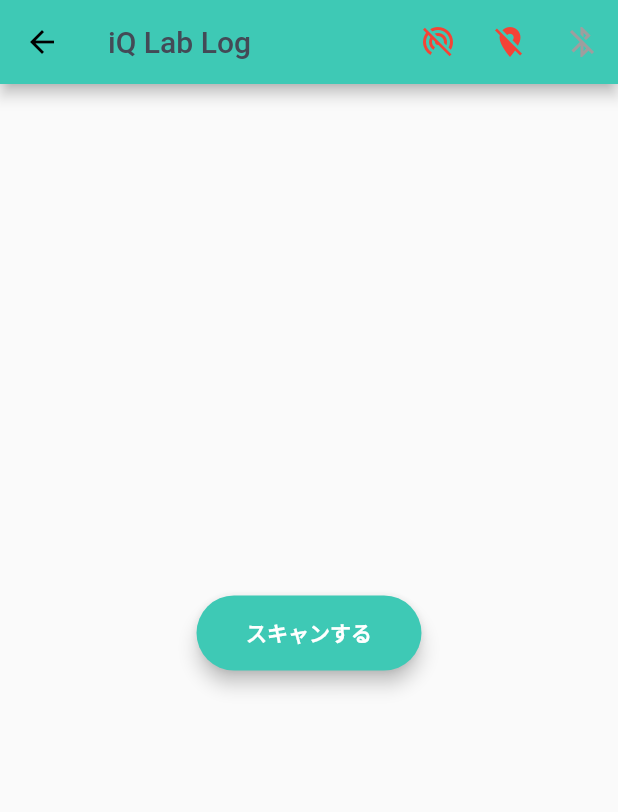
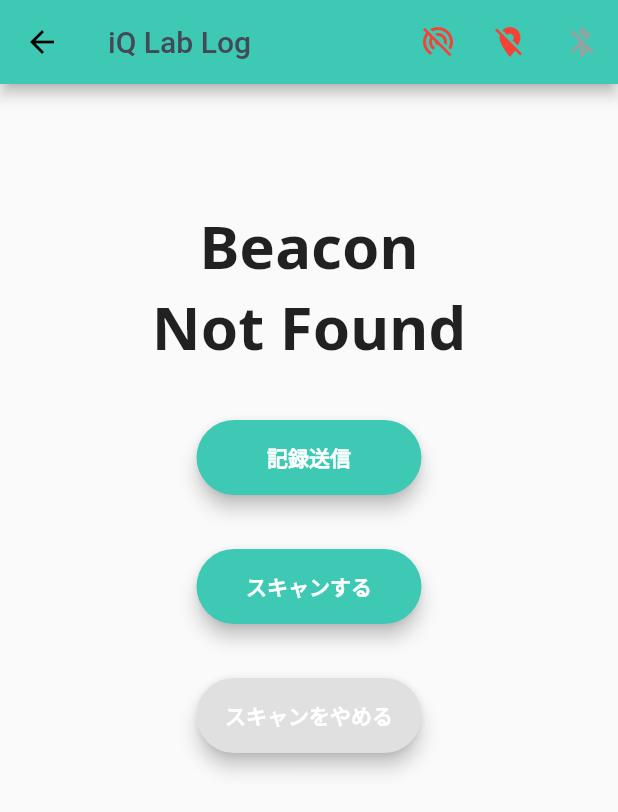
Before and after one commit to sssht03/iQLabLog, a Flutter app: the BeaconView screen opened by its route, on a phone screen of 412 x 824 dp. Shown: the top 812 px of the screen. Run offline on Flutter 3.47's test engine with Material 2 defaults, Android fonts, the phone set to English and light mode, and no system bars; our stand-ins replace flushbar, flutter_local_notifications, get_it, google_fonts, shared_preferences, stacked and 1 more; missing offline and left inert: flutter_beacon, location_permissions; accounts and stored records are empty.

Commit message:
modify send method

```diff
--- a/lib/service/sheet.dart
+++ b/lib/service/sheet.dart
@@ -1,11 +1,16 @@
 import 'dart:convert' as convert;
 
+import 'package:flutter/material.dart';
 import 'package:http/http.dart' as http;
 
 import '../model/logdata.dart';
+import '../service_locator.dart';
+import 'flushbar.dart';
 
 /// SheetService
 class SheetService {
+  final _flushbar = servicesLocator<FlushBarService>();
+
   /// API URL
   static const String url =
       "https://script.google.com/macros/s/AKfycbzJ6EYxFsd8m41KTrOw9QMUmPZCGn3ZiRLJwbu-s5u6TJIaJyjaI8DO/exec";
@@ -16,16 +21,17 @@ class SheetService {
   /// submitDataToSheet
   void submitDataToSheet(
       LogData logdata, void Function(String) callback) async {
-    print('subimitDataToSheet');
     try {
       await http.post(url, body: logdata.toJson()).then((response) async {
         if (response.statusCode == 302) {
           var url = response.headers['location'];
           await http.get(url).then((response) {
             callback(convert.jsonDecode(response.body)['status']);
+            _flushbar.showFlushbar('データを記録しました', Colors.blueAccent);
           });
         } else {
           callback(convert.jsonDecode(response.body)['status']);
+          _flushbar.showFlushbar('送信に失敗しました。もう一度試してください。', Colors.redAccent);
         }
       });
     } on Exception catch (e) {
--- a/lib/service_locator.dart
+++ b/lib/service_locator.dart
@@ -1,4 +1,5 @@
 import 'package:get_it/get_it.dart';
+import 'package:iQLabLog/service/flushbar.dart';
 
 import 'service/dialog.dart';
 import 'service/local_notification.dart';
@@ -6,6 +7,7 @@ import 'service/local_storage.dart';
 import 'service/location_permission.dart';
 import 'service/navigation.dart';
 import 'service/sheet.dart';
+import 'service/size.dart';
 
 /// servicesLocator
 GetIt servicesLocator = GetIt.instance;
@@ -21,4 +23,6 @@ void setupServiceLocator() {
   servicesLocator.registerLazySingleton(() => DialogService());
   servicesLocator.registerLazySingleton(() => SheetService());
   servicesLocator.registerLazySingleton(() => LocalStorageService());
+  servicesLocator.registerLazySingleton(() => SizeService());
+  servicesLocator.registerLazySingleton(() => FlushBarService());
 }
--- a/lib/ui/beacon/beacon_view.dart
+++ b/lib/ui/beacon/beacon_view.dart
@@ -55,11 +55,14 @@ class _BeaconScreen extends ViewModelWidget<BeaconViewModel> {
                     return IconButton(
                       icon: Icon(Icons.bluetooth_connected),
                       onPressed: () {},
-                      color: Colors.lightBlueAccent,
+                      color: Colors.blue,
                     );
                   } else if (state == BluetoothState.stateOff) {
                     return IconButton(
-                      icon: Icon(Icons.bluetooth),
+                      icon: Icon(
+                        Icons.bluetooth,
+                        color: Colors.black,
+                      ),
                       onPressed: () async {
                         if (Platform.isAndroid) {
                           try {
@@ -89,28 +92,18 @@ class _BeaconScreen extends ViewModelWidget<BeaconViewModel> {
         ),
         body: Container(
             padding: EdgeInsets.all(16.0),
-            child: model.scanning && model.onTap
-                ? Center(
+            child: Center(
               child: Column(
-                      mainAxisAlignment: MainAxisAlignment.center,
+                // mainAxisAlignment: MainAxisAlignment.center,
                 children: [
-                        CircularProgressIndicator(),
+                  SizedBox(height: 56.0),
+                  _RecordButton(),
                   SizedBox(height: 36.0),
-                        _CancelButton()
-                      ],
-                    ),
-                  )
-                : Center(
-                    child: Column(
-                      mainAxisAlignment: MainAxisAlignment.center,
-                      children: [
                   _ScanButton(),
                   SizedBox(height: 36.0),
-                        // RaisedButton(
-                        //     child: Text('submit'),
-                        //     onPressed: () async {
-                        //       await model.submitData();
-                        //     }),
+                  _CancelButton(),
+                  SizedBox(height: 36.0),
+                  if (model.scanning && model.onTap) CircularProgressIndicator()
                 ],
               ),
             )));
@@ -137,6 +130,59 @@ class _ScanButton extends ViewModelWidget<BeaconViewModel> {
   }
 }
 
+/// _RecordButton
+class _RecordButton extends ViewModelWidget<BeaconViewModel> {
+  @override
+  Widget build(BuildContext context, BeaconViewModel model) {
+    return Container(
+      child: Column(
+        children: [
+          if (model.room != null)
+            Text(
+              'room',
+              style: TextStyle(fontSize: 24.0, color: Colors.black54),
+            ),
+          SizedBox(height: 8.0),
+          (model.room == null)
+              ? Text(
+                  'Beacon \nNot Found',
+                  textAlign: TextAlign.center,
+                  style: TextStyle(
+                      fontSize: 40.0,
+                      fontWeight: FontWeight.bold,
+                      color: Colors.black87),
+                )
+              : Text(
+                  model.room,
+                  textAlign: TextAlign.center,
+                  style: TextStyle(
+                      fontSize: 56.0,
+                      fontWeight: FontWeight.bold,
+                      color: Colors.black87),
+                ),
+          SizedBox(height: 36.0),
+          Container(
+              width: 150,
+              height: 50,
+              child: RaisedButton(
+                elevation: 5,
+                shape: StadiumBorder(),
+                child: Text(
+                  '記録送信',
+                  style: TextStyle(
+                      color: Colors.white, fontWeight: FontWeight.bold),
+                ),
+                color: Theme.of(context).primaryColor,
+                onPressed: () async {
+                  await model.submitData();
+                },
+              ))
+        ],
+      ),
+    );
+  }
+}
+
 /// _CancelButton
 class _CancelButton extends ViewModelWidget<BeaconViewModel> {
   @override
@@ -151,7 +197,6 @@ class _CancelButton extends ViewModelWidget<BeaconViewModel> {
             'スキャンをやめる',
             style: TextStyle(color: Colors.white, fontWeight: FontWeight.bold),
           ),
-          // color: Theme.of(context).primaryColor,
           onPressed: () async {
             await model.pauseScanBeacon();
             model.scanning = false;
--- a/pubspec.yaml
+++ b/pubspec.yaml
@@ -28,6 +28,10 @@ dependencies:
   http: ^0.12.2
   # shared_preference
   shared_preferences: ^0.5.12+4
+  # flushbar
+  flushbar: ^1.10.4
+  # easy loading
+  flutter_easyloading: ^2.2.2
 
 dev_dependencies:
   flutter_test:
```
Also changed, not shown: lib/main.dart (+5 -3 lines), lib/service/flushbar.dart (added, +28 -0 lines), lib/service/size.dart (added, +12 -0 lines), lib/ui/beacon/beacon_viewmodel.dart (+37 -38 lines), lib/ui/splash/splash_view.dart (+5 -8 lines), pubspec.lock. Lines whose indentation alone changed are shown as unchanged.
